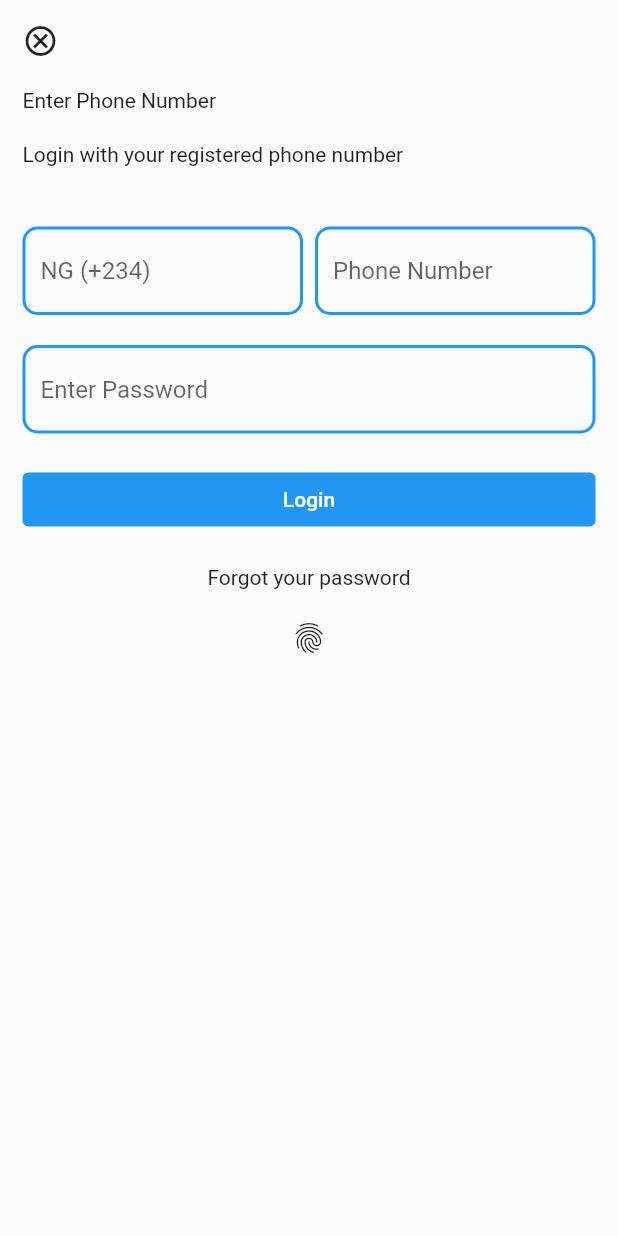
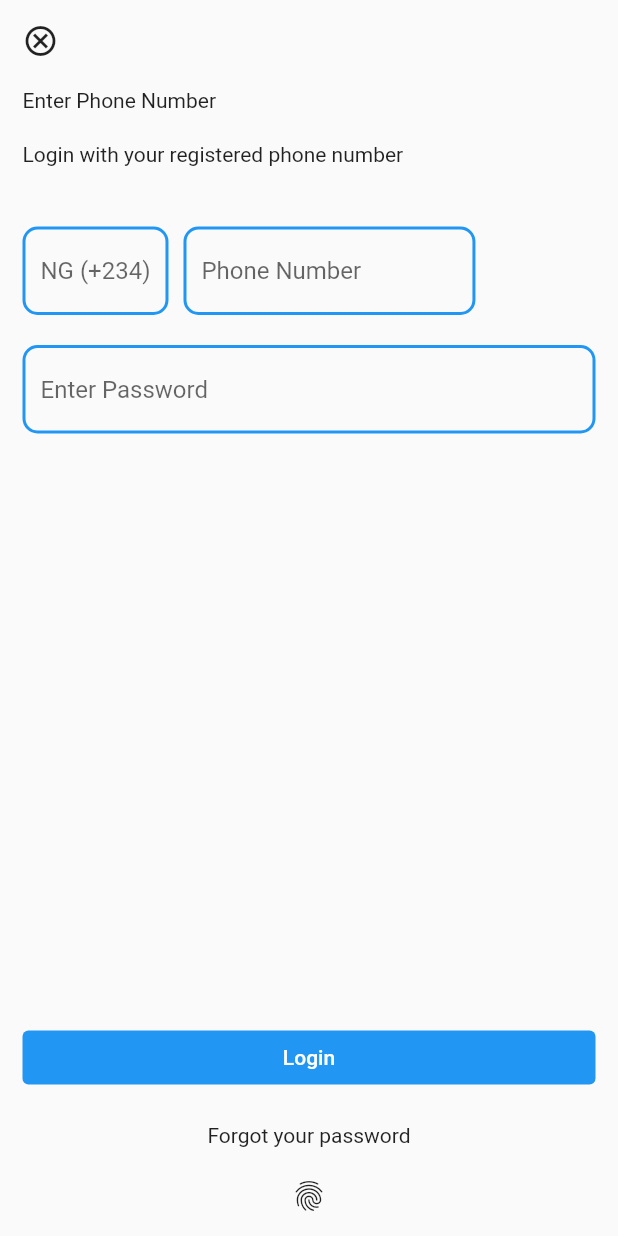
Before and after one commit to ernestkoko/rimotechtest, a Flutter app: the screen it shows after launch, after a tap on "Login", on a phone screen of 412 x 824 dp. Run offline on Flutter 3.47's test engine with Material 2 defaults, Android fonts, the phone set to English and light mode, and no system bars; our stand-ins replace get, google_maps_flutter.

Commit message:
Did small refactoring

```diff
--- a/lib/common/custom_widgets.dart
+++ b/lib/common/custom_widgets.dart
@@ -6,7 +6,7 @@ Widget customTextField({String? hint,
   FocusNode? focusNode,
   Widget? suffixIcon, bool readOnly =false,
   TextInputType? textInputType, ValueChanged<String>? onChanged}) {
-  return TextField(
+  return Expanded(child: TextField(
       controller: controller,
       focusNode: focusNode,
       readOnly: readOnly,
@@ -35,5 +35,28 @@ Widget customTextField({String? hint,
       // onChanged: controller.onMeterNumberChanged,
       keyboardType: textInputType,
       textInputAction: TextInputAction.next,
-      onEditingComplete: () => {});
+      onEditingComplete: () => {}),);
 }
+
+Widget customRow(ValueChanged<String>? onChange) {
+
+  return IntrinsicWidth(
+    child: Row(
+      mainAxisAlignment: MainAxisAlignment.start,
+      children: [
+        Expanded(
+          flex: 1,
+          child: customTextField(hint: "NG (+234)", readOnly: true),
+        ),
+     const SizedBox(width: 10),
+        Expanded(
+          flex: 2,
+          child: customTextField(
+            hint: "Phone Number",
+            onChanged: onChange,
+          ),
+        ),
+      ],
+    ),
+  );
+}
--- a/lib/modules/login_module/login_module_controller.dart
+++ b/lib/modules/login_module/login_module_controller.dart
@@ -6,8 +6,8 @@ class LoginController extends GetxController {
 
   LoginController(this._provider);
 
-  var userName = ''.obs;
-  var password = ''.obs;
+  final userName = ''.obs;
+  final password = ''.obs;
 
   @override
   onInit() {
@@ -15,6 +15,10 @@ class LoginController extends GetxController {
     userName.value = '';
     password.value = '';
   }
+
+  onUserNameChanged(String text) => userName.value = text;
+
+  onPasswordChanged(String text) => password.value = text;
 
   submit() async {
     try {
@@ -24,7 +28,5 @@ class LoginController extends GetxController {
     }
   }
 
-  onPasswordChanged(String text) => password.value = text;
 
-  onUserNameChanged(String text) => userName.value = text;
 }
--- a/lib/modules/login_module/login_module_page.dart
+++ b/lib/modules/login_module/login_module_page.dart
@@ -6,12 +6,6 @@ import '../../route/app_route.dart';
 
 class LoginModulePage extends GetView<LoginController> {
   final sizedH = const SizedBox(height: 20);
-  final TextEditingController _passwordController = TextEditingController();
-  final TextEditingController _phoneController = TextEditingController();
-
-  ///Focus Nodes
-  final FocusNode _passwordNode = FocusNode();
-  final FocusNode _phoneNode = FocusNode();
 
   @override
   Widget build(BuildContext context) {
@@ -30,33 +24,13 @@ class LoginModulePage extends GetView<LoginController> {
             sizedH,
             const Text("Enter Phone Number"),
             sizedH,
-            Container(
+            SizedBox(
               width: Get.width,
               child: const Text("Login with your registered phone number"),
             ),
             sizedH,
             sizedH,
-            Row(
-              mainAxisAlignment: MainAxisAlignment.start,
-              children: [
-                Expanded(
-                    child: Container(
-                  width: Get.width * 0.1,
-                  child: customTextField(hint: "NG (+234)", readOnly: true),
-                )),
-                const SizedBox(
-                  width: 8,
-                ),
-                Expanded(
-                  child: Container(
-                    width: Get.width * 0.7,
-                    child: customTextField(
-                        hint: "Phone Number",
-                        textInputType: TextInputType.phone),
-                  ),
-                ),
-              ],
-            ),
+            customRow((value)=>controller.onPasswordChanged(value)),
             sizedH,
             customTextField(
                 hint: "Enter Password", textInputType: TextInputType.text,
```
Also changed, not shown: lib/modules/new_driver_module/new_driver_module_page.dart (+3 -23 lines).
